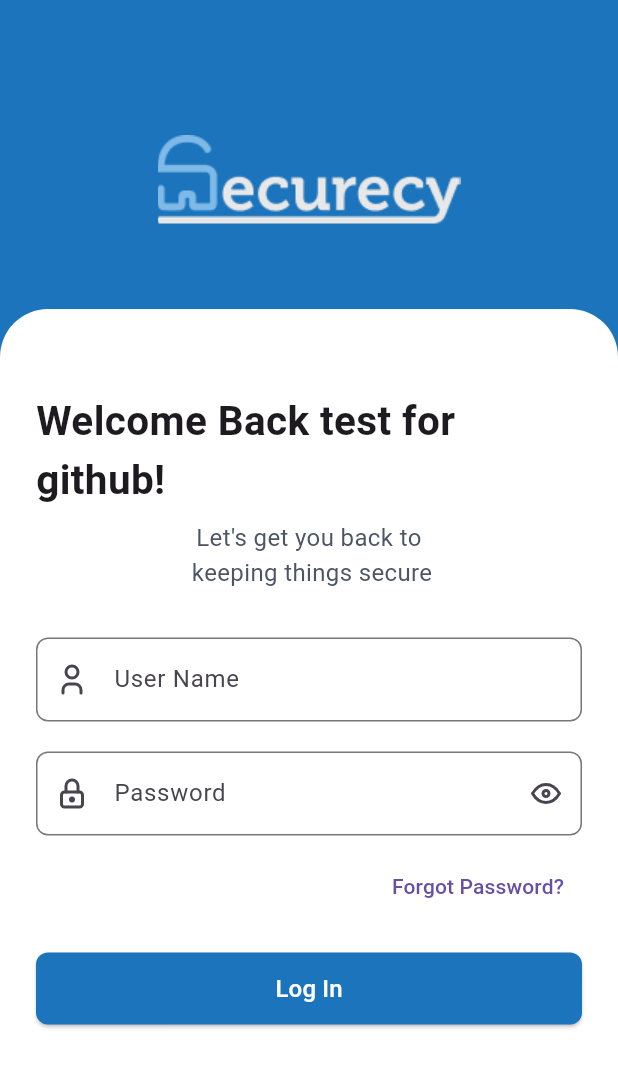
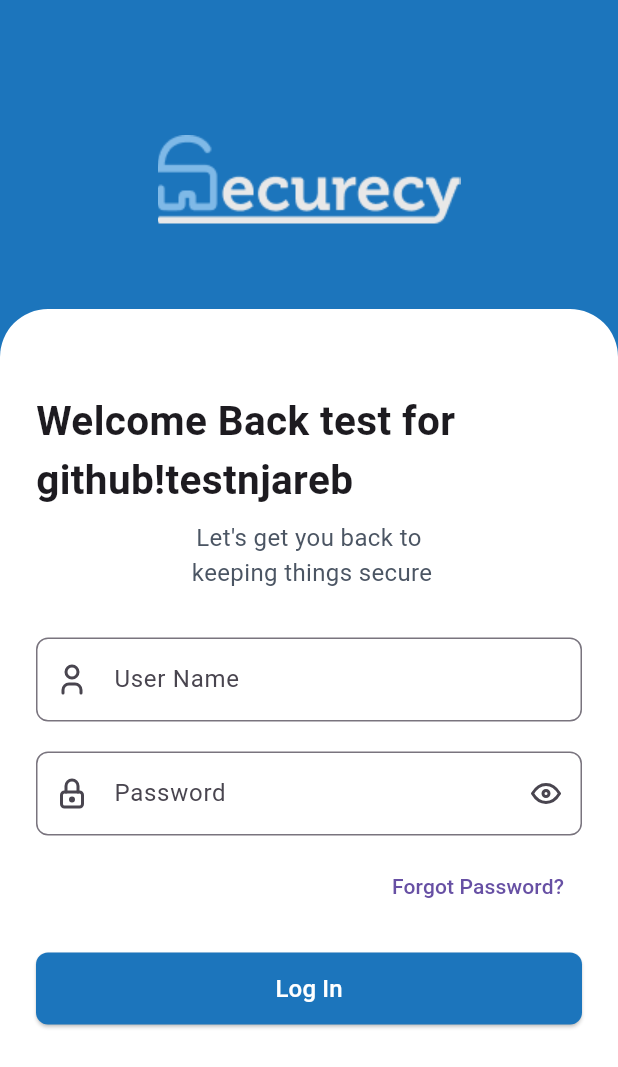
Before and after one commit to mohamadzakaria-1125/securecy-mobile-app, a Flutter app: the screen it shows after launch, on a phone screen of 412 x 824 dp. Shown: the top 1067 px of the screen. Run offline on Flutter 3.47's test engine with Material 3 defaults, Android fonts, the phone set to English and light mode, and no system bars; drawn by our look-alikes of flutter_form_builder; our stand-ins replace device_preview, flutter_secure_storage, flutter_svg, flutter_tabler_icons, font_awesome_flutter, form_builder_validators; missing offline and left inert: device_frame, mobile_scanner, nfc_manager.

Commit message:
Test update for deployment

```diff
--- a/lib/Screens/login_screen.dart
+++ b/lib/Screens/login_screen.dart
@@ -485,7 +485,7 @@ class _LoginScreenState extends State<LoginScreen> {
                     children: [
                       const SizedBox(height: 20),
                       const Text(
-                        'Welcome Back test for github!',
+                        'Welcome Back test for github!testnjareb',
                         style: TextStyle(
                           fontSize: 27,
                           fontWeight: FontWeight.bold,
```
Also changed, not shown: 1 other file.
